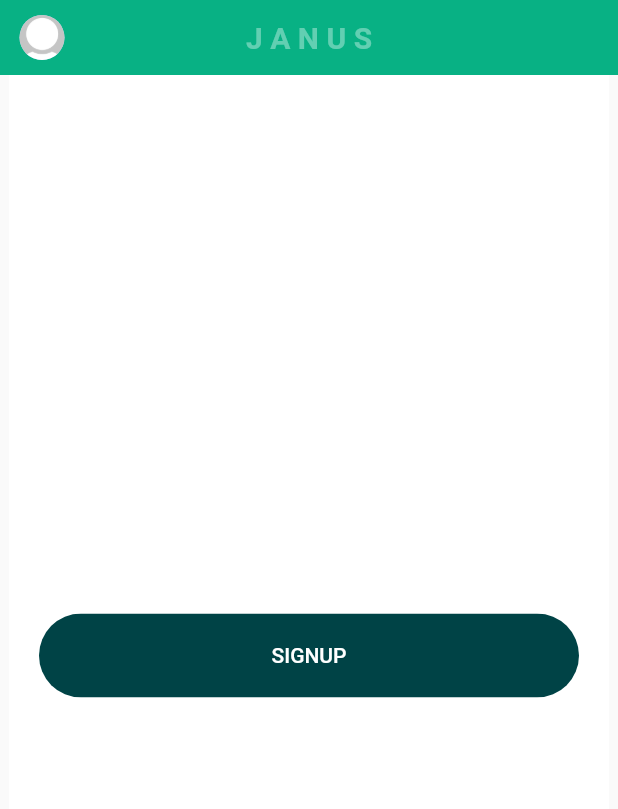
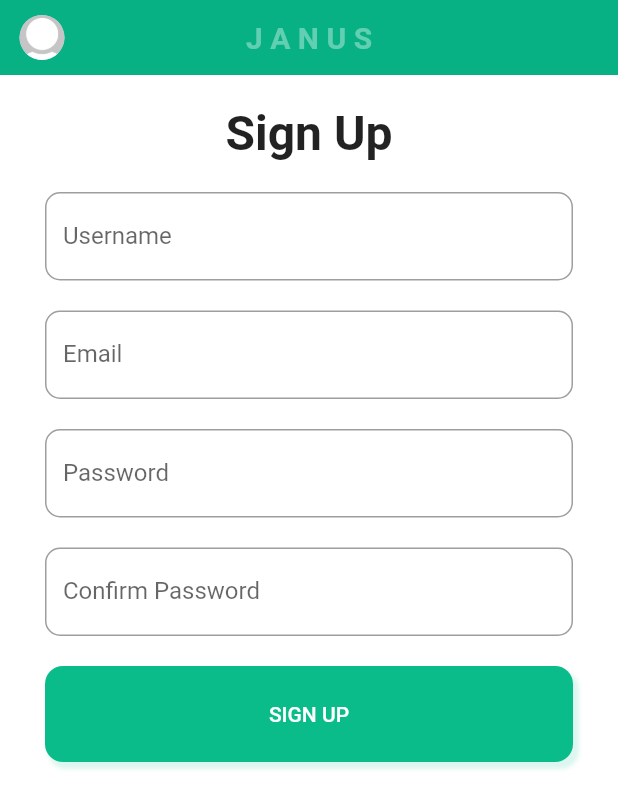
Before and after one commit to jeyeong/climate-ark-app, a Flutter app: the screen it shows after launch, after a tap on "Sign Up", on a phone screen of 412 x 824 dp. Shown: the top 809 px of the screen. Run offline on Flutter 3.47's test engine with Material 2 defaults, Android fonts, the phone set to English and light mode, and no system bars; our stand-ins replace fl_chart, fluttericon.

Commit message:
Finished sign up page.

```diff
--- a/canvas/lib/components/general/input_field.dart
+++ b/canvas/lib/components/general/input_field.dart
@@ -3,11 +3,13 @@ import 'package:flutter/material.dart';
 class InputField extends StatelessWidget {
   final String title;
   final TextEditingController controller;
+  final bool obscure;
 
   const InputField({
     Key? key,
     required this.title,
     required this.controller,
+    this.obscure = false,
   }) : super(key: key);
 
   @override
@@ -20,6 +22,7 @@ class InputField extends StatelessWidget {
         ),
         labelText: title,
       ),
+      obscureText: obscure,
     );
   }
 }
--- a/canvas/lib/views/login_page.dart
+++ b/canvas/lib/views/login_page.dart
@@ -48,11 +48,21 @@ class _LoginPageState extends State<LoginPage> {
                 padding: const EdgeInsets.all(20),
                 child: Image.asset('assets/hero.png'),
               ),
-              InputField(title: 'Username', controller: usernameController),
+              InputField(
+                title: 'Username',
+                controller: usernameController,
+              ),
               const SizedBox(height: 20.0),
-              InputField(title: 'Password', controller: passwordController),
+              InputField(
+                title: 'Password',
+                controller: passwordController,
+                obscure: true,
+              ),
               const SizedBox(height: 20.0),
-              Button(text: 'LOG-IN', callback: checkLoginCredentials),
+              Button(
+                text: 'LOG-IN',
+                callback: checkLoginCredentials,
+              ),
               const SizedBox(height: 20.0),
               InkWell(
                 child: const Text(
@@ -71,72 +81,5 @@ class _LoginPageState extends State<LoginPage> {
         ),
       ),
     ));
-
-    // return Scaffold(
-    //   body: SafeArea(
-    //     child: SingleChildScrollView(
-    //       child: Container(
-    //         margin: const EdgeInsets.symmetric(horizontal: 30),
-    //         color: primaryWhite,
-    //         child: Column(
-    //           children: [
-    //             // Main content
-    //             SizedBox(
-    //               child: Column(
-    //                 mainAxisAlignment: MainAxisAlignment.center,
-    //                 children: [
-    //                   Padding(
-    //                     padding: const EdgeInsets.fromLTRB(20, 20, 20, 30),
-    //                     child: Image.asset('assets/hero.png'),
-    //                   ),
-    //                   InputField(
-    //                     title: 'Username',
-    //                     controller: usernameController,
-    //                   ),
-    //                   const SizedBox(height: 20.0),
-    //                   PasswordField(
-    //                     controller: passwordController,
-    //                   ),
-    //                   const SizedBox(height: 20.0),
-    //                   Button(
-    //                     text: 'LOG-IN',
-    //                     callback: printLoginCredentials,
-    //                   ),
-    //                   const SizedBox(height: 20.0),
-    //                   Row(
-    //                     children: [
-    //                       InkWell(
-    //                         child: const Text('Sign Up'),
-    //                         onTap: () {
-    //                           Navigator.push(
-    //                             context,
-    //                             MaterialPageRoute(
-    //                                 builder: (context) => const SignUpPage()),
-    //                           );
-    //                         },
-    //                       ),
-    //                       const Spacer(),
-    //                       InkWell(
-    //                         child: const Text('Forgot Password?'),
-    //                         onTap: () {
-    //                           Navigator.push(
-    //                             context,
-    //                             MaterialPageRoute(
-    //                                 builder: (context) =>
-    //                                     const ForgotPassPage()),
-    //                           );
-    //                         },
-    //                       ),
-    //                     ],
-    //                   ),
-    //                 ],
-    //               ),
-    //             )
-    //           ],
-    //         ),
-    //       ),
-    //     ),
-    //   ),
-    // );
   }
 }
--- a/canvas/lib/views/sign_up_page.dart
+++ b/canvas/lib/views/sign_up_page.dart
@@ -1,6 +1,6 @@
 import 'package:canvas/constants.dart';
 import 'package:flutter/material.dart';
-import 'package:canvas/components/sign_up/sign_up_button.dart';
+import 'package:canvas/components/general/button.dart';
 import 'package:canvas/components/general/input_field.dart';
 import 'package:canvas/components/general/app_bar.dart';
 
@@ -9,39 +9,68 @@ class SignUpPage extends StatelessWidget {
 
   @override
   Widget build(BuildContext context) {
+    final _formKey = GlobalKey<FormState>();
+
+    TextEditingController usernameController = TextEditingController();
+    TextEditingController emailController = TextEditingController();
+    TextEditingController passwordController = TextEditingController();
+    TextEditingController confirmPasswordController = TextEditingController();
+
+    void checkSignUpCredentials() {
+      if (passwordController.text != confirmPasswordController.text) {
+        ScaffoldMessenger.of(context).showSnackBar(
+            const SnackBar(content: Text('Passwords do not match.')));
+        return;
+      }
+
+      ScaffoldMessenger.of(context)
+          .showSnackBar(const SnackBar(content: Text('Account created.')));
+
+      Navigator.pop(context);
+    }
+
     return Scaffold(
+      backgroundColor: primaryWhite,
       appBar: const PreferredSize(
         preferredSize: Size.fromHeight(50),
         child: JanusAppBar(),
       ),
       body: SafeArea(
-        child: Center(
           child: Container(
-            color: primaryWhite,
-            width: 400.0,
-            child: Center(
-              child: Padding(
-                padding: const EdgeInsets.all(20.0),
-                child: Column(
-                  mainAxisAlignment: MainAxisAlignment.center,
-                  children: [
-                    // const InputField(title: 'Your Name'),
-                    // const SizedBox(height: 20.0),
-                    // const InputField(title: 'Username'),
-                    // const SizedBox(height: 20.0),
-                    // const InputField(title: 'Password'),
-                    // const SizedBox(height: 20.0),
-                    // const InputField(title: 'Confirm Password'),
-                    const SizedBox(height: 20.0),
-                    SignUpButton(),
-                    const SizedBox(height: 20.0),
-                  ],
+        margin: const EdgeInsets.symmetric(vertical: 20, horizontal: 30),
+        child: Form(
+          key: _formKey,
+          child: SingleChildScrollView(
+            child: Column(
+              crossAxisAlignment: CrossAxisAlignment.center,
+              children: [
+                const Text(
+                  'Sign Up',
+                  style: TextStyle(fontSize: 32, fontWeight: FontWeight.bold),
                 ),
-              ),
+                const SizedBox(height: 20.0),
+                InputField(title: 'Username', controller: usernameController),
+                const SizedBox(height: 20.0),
+                InputField(title: 'Email', controller: emailController),
+                const SizedBox(height: 20.0),
+                InputField(
+                  title: 'Password',
+                  controller: passwordController,
+                  obscure: true,
+                ),
+                const SizedBox(height: 20.0),
+                InputField(
+                  title: 'Confirm Password',
+                  controller: confirmPasswordController,
+                  obscure: true,
+                ),
+                const SizedBox(height: 20.0),
+                Button(text: 'SIGN UP', callback: checkSignUpCredentials)
+              ],
             ),
           ),
         ),
-      ),
+      )),
     );
   }
 }
```
